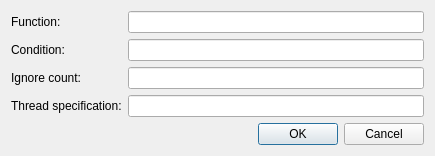
This is src/plugins/debugger/breakcondition.ui in qt-creator/qt-creator as Qt 5 draws it before an edit. The edited form follows.
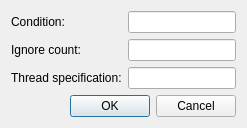
This is the edited form.

Patch:
```diff
--- a/src/plugins/debugger/breakcondition.ui
+++ b/src/plugins/debugger/breakcondition.ui
@@ -2,55 +2,37 @@
 <ui version="4.0">
  <class>BreakCondition</class>
  <widget class="QDialog" name="BreakCondition">
-  <property name="geometry">
-   <rect>
-    <x>0</x>
-    <y>0</y>
-    <width>435</width>
-    <height>142</height>
-   </rect>
-  </property>
   <layout class="QVBoxLayout" name="verticalLayout">
    <item>
     <layout class="QGridLayout" name="gridLayout">
      <item row="0" column="0">
-      <widget class="QLabel" name="labelFunction">
-       <property name="text">
-        <string>Function:</string>
-       </property>
-      </widget>
-     </item>
-     <item row="0" column="1">
-      <widget class="QLineEdit" name="lineEditFunction"/>
-     </item>
-     <item row="1" column="0">
       <widget class="QLabel" name="labelCondition">
        <property name="text">
         <string>Condition:</string>
        </property>
       </widget>
      </item>
-     <item row="1" column="1">
+     <item row="0" column="1">
       <widget class="QLineEdit" name="lineEditCondition"/>
      </item>
-     <item row="2" column="0">
+     <item row="1" column="0">
       <widget class="QLabel" name="labelIgnoreCount">
        <property name="text">
         <string>Ignore count:</string>
        </property>
       </widget>
      </item>
-     <item row="2" column="1">
+     <item row="1" column="1">
       <widget class="QLineEdit" name="lineEditIgnoreCount"/>
      </item>
-     <item row="3" column="0">
+     <item row="2" column="0">
       <widget class="QLabel" name="labelThreadSpec">
        <property name="text">
         <string>Thread specification:</string>
        </property>
       </widget>
      </item>
-     <item row="3" column="1">
+     <item row="2" column="1">
       <widget class="QLineEdit" name="lineEditThreadSpec"/>
      </item>
     </layout>
```
